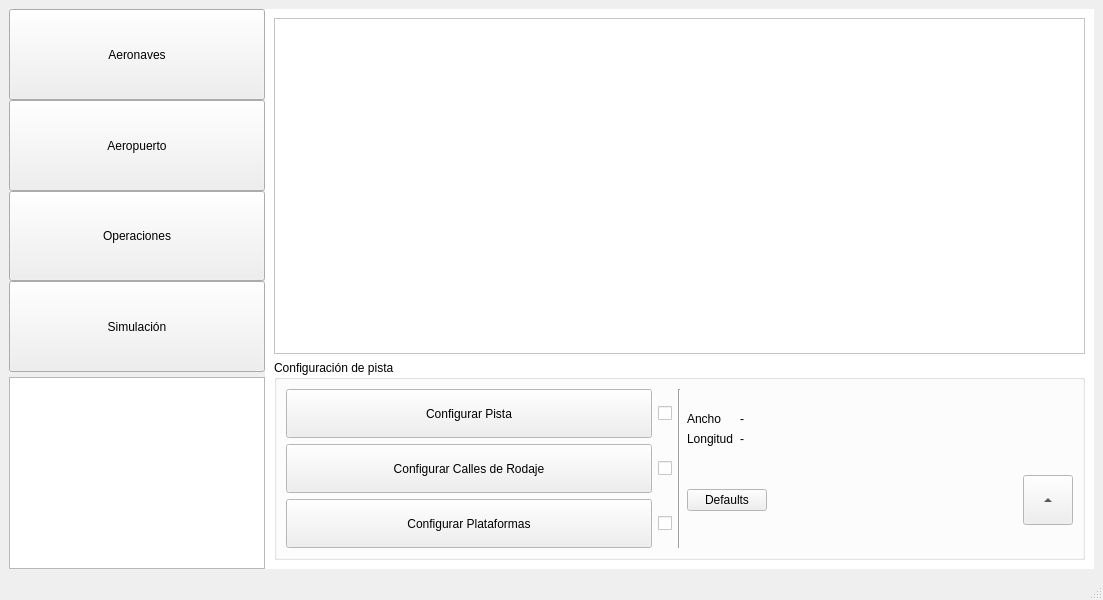
Before: the Qt Designer form interfaz/interfazprincipal.ui in IgnacioOchoa/SimAerop, drawn with Qt 5.
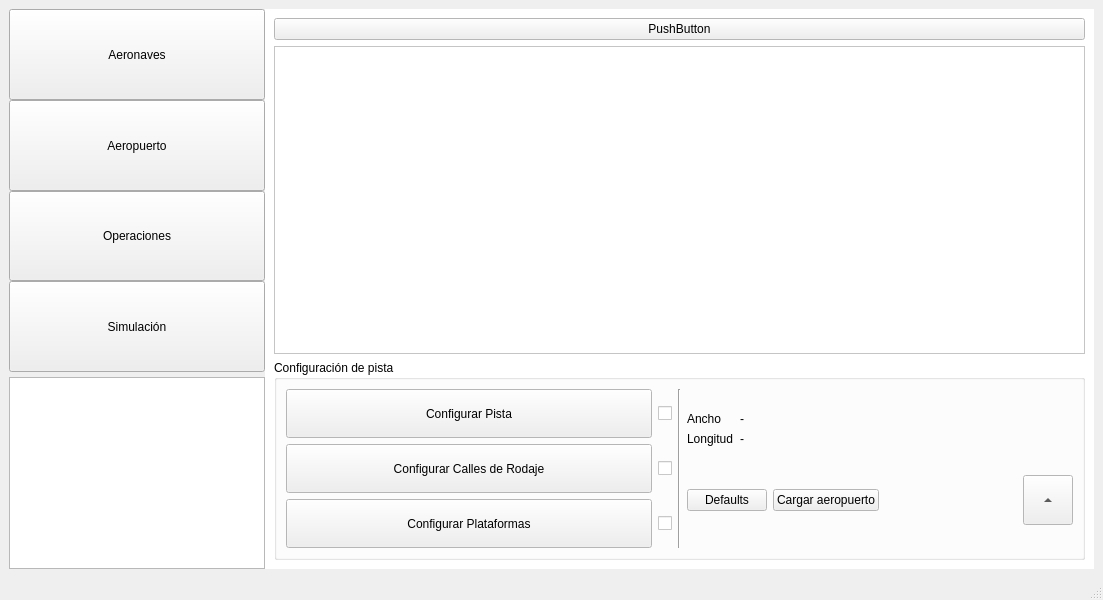
After: the same form once the commit is applied. Custom widgets are drawn as their Qt base class.

Commit message:
Agregado botón para cargar aeropuerto
Se incluyó un botón en la pantalla principal de aeropuerto para cargar
un archivo json con datos de pista, plataformas y rodajes. También se
incluyó un archivo aeropuerto.json con datos precargados para usar de
prueba.

Patch:
```diff
--- a/interfaz/interfazprincipal.ui
+++ b/interfaz/interfazprincipal.ui
@@ -700,6 +700,13 @@
         </palette>
        </property>
        <layout class="QVBoxLayout" name="verticalLayout_6">
+        <item>
+         <widget class="QPushButton" name="pushButton">
+          <property name="text">
+           <string>PushButton</string>
+          </property>
+         </widget>
+        </item>
         <item>
          <widget class="AeropuertoVista" name="vistaAeropuerto">
           <property name="sizePolicy">
@@ -866,6 +873,13 @@
                  </property>
                 </widget>
                </item>
+               <item>
+                <widget class="QPushButton" name="pbCargarAeropuerto">
+                 <property name="text">
+                  <string>Cargar aeropuerto</string>
+                 </property>
+                </widget>
+               </item>
                <item>
                 <spacer name="horizontalSpacer">
                  <property name="orientation">
```
The commit also changes 3 other files.
